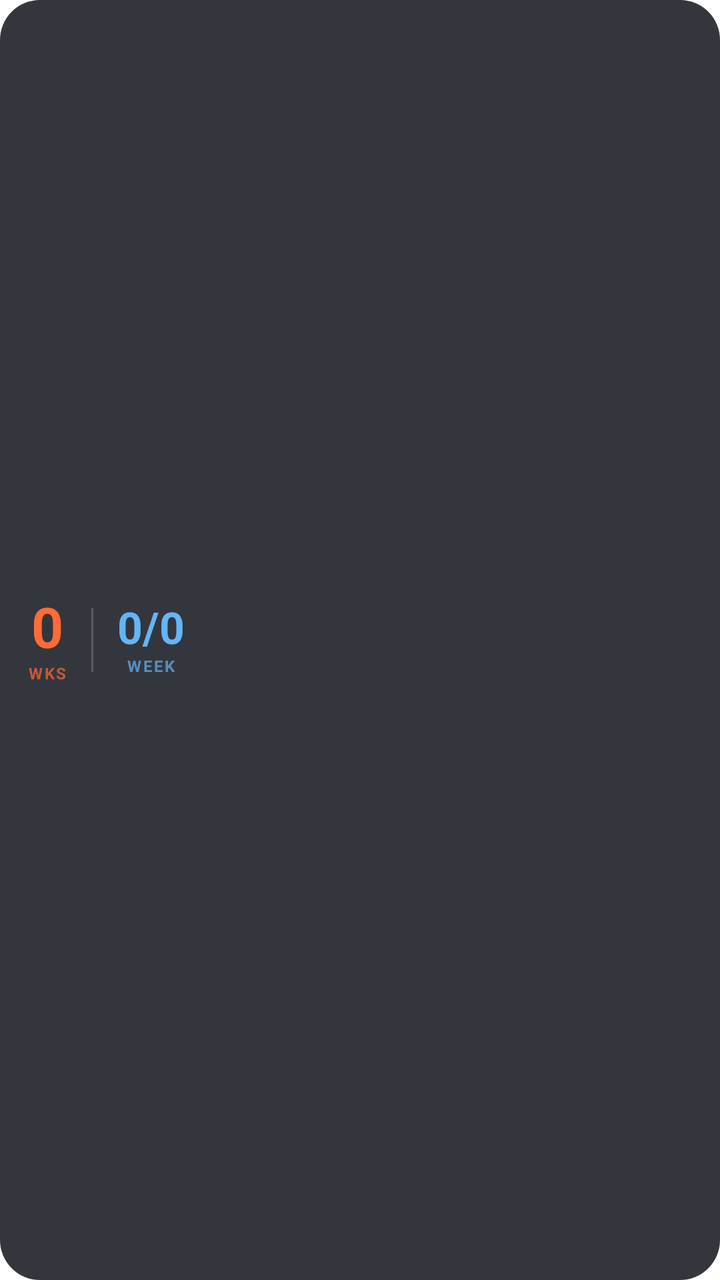
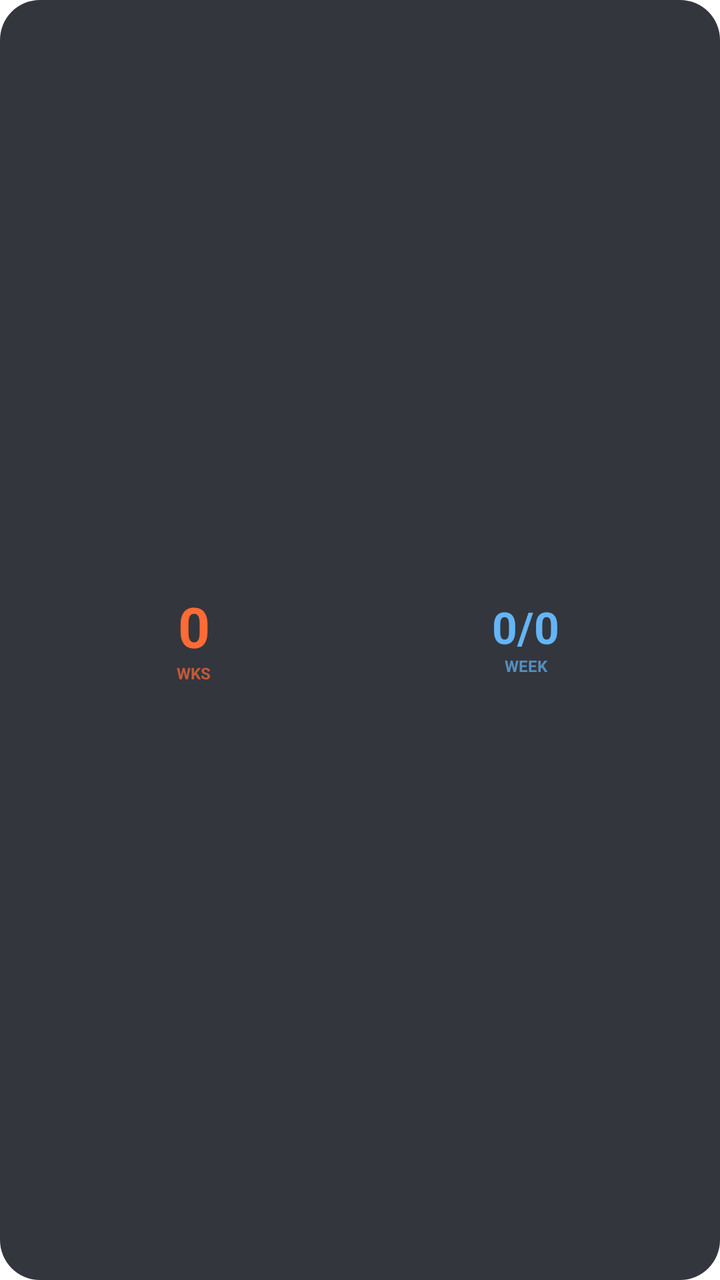

Screens rendered from an Android XML layout before and after an edit, with the pre-edit source and the edit as a unified diff.
<!-- AndroidManifest.xml: fallback theme Theme.MaterialComponents.DayNight.NoActionBar -->
<!-- res/layout/gains_widget_small.xml -->
<?xml version="1.0" encoding="utf-8"?>
<LinearLayout xmlns:android="http://schemas.android.com/apk/res/android"
    android:id="@+id/widget_small_root"
    android:layout_width="match_parent"
    android:layout_height="match_parent"
    android:orientation="horizontal"
    android:background="@drawable/widget_background"
    android:paddingStart="14dp"
    android:paddingEnd="14dp"
    android:paddingTop="10dp"
    android:paddingBottom="10dp"
    android:gravity="center_vertical">

    
    <LinearLayout
        android:layout_width="wrap_content"
        android:layout_height="wrap_content"
        android:orientation="vertical"
        android:gravity="center_horizontal">

        <TextView
            android:id="@+id/widget_small_streak"
            android:layout_width="wrap_content"
            android:layout_height="wrap_content"
            android:text="0"
            android:textColor="#FF6B35"
            android:textSize="28sp"
            android:textStyle="bold"
            android:includeFontPadding="false"
            android:gravity="center" />

        <TextView
            android:layout_width="wrap_content"
            android:layout_height="wrap_content"
            android:text="WKS"
            android:textColor="#FF6B35"
            android:textSize="8sp"
            android:letterSpacing="0.1"
            android:textStyle="bold"
            android:alpha="0.7"
            android:gravity="center" />
    </LinearLayout>

    
    <View
        android:layout_width="1dp"
        android:layout_height="32dp"
        android:background="#33FFFFFF"
        android:layout_marginStart="12dp"
        android:layout_marginEnd="12dp" />

    
    <LinearLayout
        android:layout_width="wrap_content"
        android:layout_height="wrap_content"
        android:orientation="vertical"
        android:gravity="center_horizontal">

        <TextView
            android:id="@+id/widget_small_weekly"
            android:layout_width="wrap_content"
            android:layout_height="wrap_content"
            android:text="0/0"
            android:textColor="#64B5F6"
            android:textSize="22sp"
            android:textStyle="bold"
            android:includeFontPadding="false"
            android:gravity="center" />

        <TextView
            android:layout_width="wrap_content"
            android:layout_height="wrap_content"
            android:text="WEEK"
            android:textColor="#64B5F6"
            android:textSize="8sp"
            android:letterSpacing="0.1"
            android:textStyle="bold"
            android:alpha="0.7"
            android:gravity="center" />
    </LinearLayout>

</LinearLayout>
<!-- resources referenced by this layout -->
<resources>
  <!-- drawable widget_background (drawable) -->
  <?xml version="1.0" encoding="utf-8"?>
  <shape xmlns:android="http://schemas.android.com/apk/res/android"
      android:shape="rectangle">
      <solid android:color="#E61E2128" />
      <corners android:radius="20dp" />
  </shape>
</resources>

<!-- the commit's change to res/layout/gains_widget_small.xml (unified diff, before → after) -->
@@ -9,14 +9,15 @@
     android:paddingEnd="14dp"
     android:paddingTop="10dp"
     android:paddingBottom="10dp"
-    android:gravity="center_vertical">
+    android:gravity="center">
 
     
     <LinearLayout
-        android:layout_width="wrap_content"
+        android:layout_width="0dp"
         android:layout_height="wrap_content"
+        android:layout_weight="1"
         android:orientation="vertical"
-        android:gravity="center_horizontal">
+        android:gravity="center">
 
         <TextView
             android:id="@+id/widget_small_streak"
@@ -35,26 +36,19 @@
             android:text="WKS"
             android:textColor="#FF6B35"
             android:textSize="8sp"
-            android:letterSpacing="0.1"
             android:textStyle="bold"
             android:alpha="0.7"
             android:gravity="center" />
+
     </LinearLayout>
 
     
-    <View
-        android:layout_width="1dp"
-        android:layout_height="32dp"
-        android:background="#33FFFFFF"
-        android:layout_marginStart="12dp"
-        android:layout_marginEnd="12dp" />
-
-    
     <LinearLayout
-        android:layout_width="wrap_content"
+        android:layout_width="0dp"
         android:layout_height="wrap_content"
+        android:layout_weight="1"
         android:orientation="vertical"
-        android:gravity="center_horizontal">
+        android:gravity="center">
 
         <TextView
             android:id="@+id/widget_small_weekly"
@@ -73,10 +67,10 @@
             android:text="WEEK"
             android:textColor="#64B5F6"
             android:textSize="8sp"
-            android:letterSpacing="0.1"
             android:textStyle="bold"
             android:alpha="0.7"
             android:gravity="center" />
+
     </LinearLayout>
 
 </LinearLayout>
